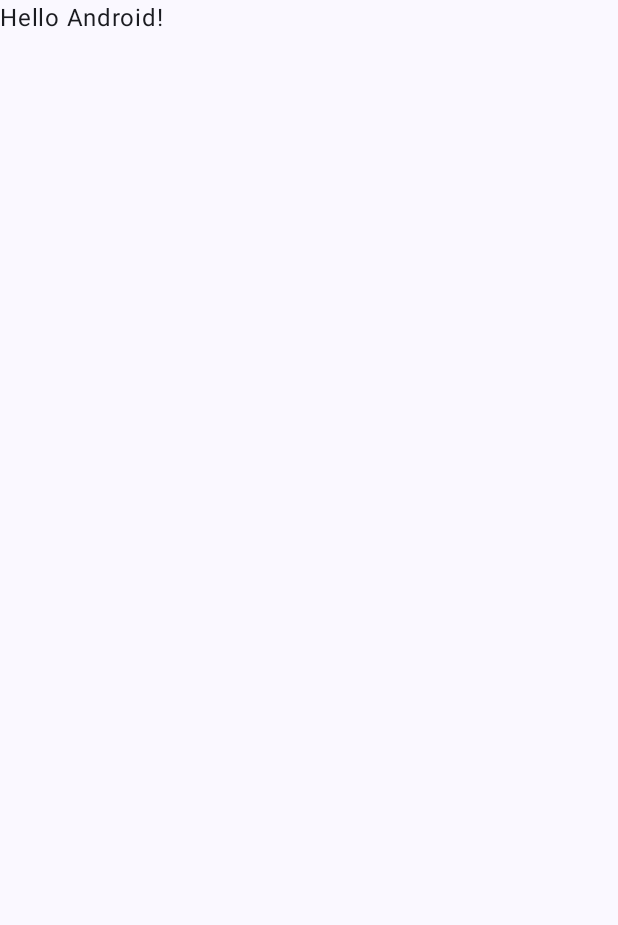
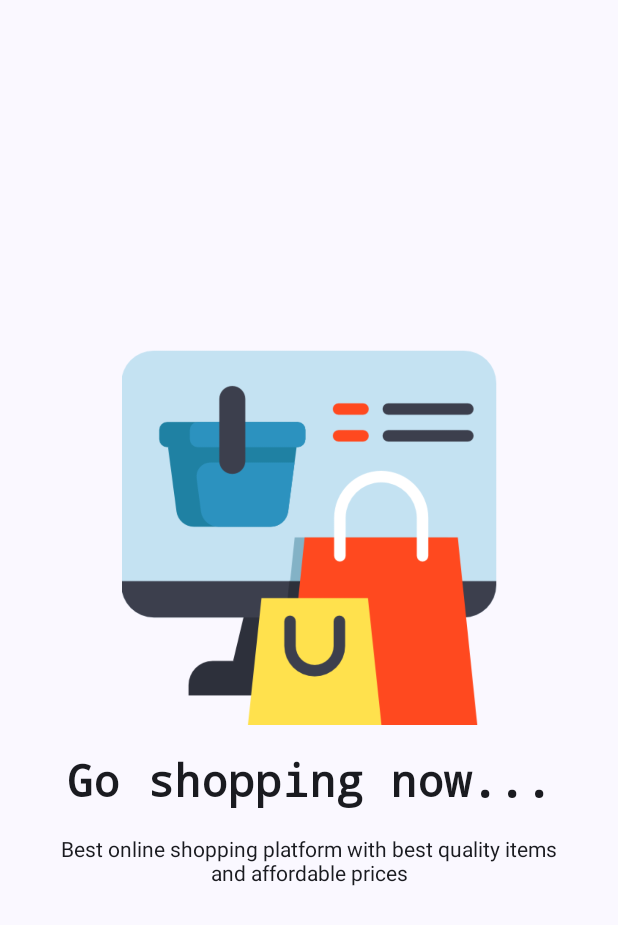
Before and after one commit to addiscodr/easy-shop, an Android app built with Jetpack Compose: the screen it shows after launch (MainActivity), on a phone screen of 412 x 824 dp. Before the commit the part shown is almost empty. Shown: the top 925 px of the screen. Run offline under Robolectric (Android 15) with nearby library versions, the phone set to English and light mode, and no system bars.

Commit message:
Add AppNavigation.kt, AuthScreen.kt, and a shopping banner to the codebase; Modify MainActivity.kt

```diff
--- a/app/build.gradle.kts
+++ b/app/build.gradle.kts
@@ -45,6 +45,7 @@ dependencies {
     implementation(libs.androidx.compose.ui.tooling.preview)
     implementation(libs.androidx.core.ktx)
     implementation(libs.androidx.lifecycle.runtime.ktx)
+    implementation(libs.androidx.navigation.compose)
     testImplementation(libs.junit)
     androidTestImplementation(platform(libs.androidx.compose.bom))
     androidTestImplementation(libs.androidx.compose.ui.test.junit4)
--- /dev/null
+++ b/app/src/main/java/com/addiscodr/easyshop/AppNavigation.kt
@@ -0,0 +1,26 @@
+package com.addiscodr.easyshop
+
+import androidx.compose.runtime.Composable
+import androidx.compose.ui.Modifier
+import androidx.navigation.compose.NavHost
+import androidx.navigation.compose.composable
+import androidx.navigation.compose.rememberNavController
+import com.addiscodr.easyshop.screens.AuthScreen
+
+@Composable
+fun AppNavigation(modifier: Modifier = Modifier){
+
+    val navController = rememberNavController()
+
+    NavHost(
+        navController = navController,
+        startDestination = "auth"
+    ){
+        composable(route = "auth"){
+            AuthScreen(modifier)
+        }
+
+
+    }
+
+}
--- a/app/src/main/java/com/addiscodr/easyshop/MainActivity.kt
+++ b/app/src/main/java/com/addiscodr/easyshop/MainActivity.kt
@@ -20,28 +20,9 @@ class MainActivity : ComponentActivity() {
         setContent {
             EasyShopTheme {
                 Scaffold(modifier = Modifier.fillMaxSize()) { innerPadding ->
-                    Greeting(
-                        name = "Android",
-                        modifier = Modifier.padding(innerPadding)
-                    )
+                    AppNavigation(Modifier.padding(innerPadding))
                 }
             }
         }
     }
 }
-
-@Composable
-fun Greeting(name: String, modifier: Modifier = Modifier) {
-    Text(
-        text = "Hello $name!",
-        modifier = modifier
-    )
-}
-
-@Preview(showBackground = true)
-@Composable
-fun GreetingPreview() {
-    EasyShopTheme {
-        Greeting("Android")
-    }
-}
--- /dev/null
+++ b/app/src/main/java/com/addiscodr/easyshop/screens/AuthScreen.kt
@@ -0,0 +1,58 @@
+package com.addiscodr.easyshop.screens
+
+import androidx.compose.foundation.Image
+import androidx.compose.foundation.layout.Arrangement
+import androidx.compose.foundation.layout.Column
+import androidx.compose.foundation.layout.Spacer
+import androidx.compose.foundation.layout.fillMaxSize
+import androidx.compose.foundation.layout.fillMaxWidth
+import androidx.compose.foundation.layout.height
+import androidx.compose.foundation.layout.padding
+import androidx.compose.material3.Text
+import androidx.compose.runtime.Composable
+import androidx.compose.ui.Alignment
+import androidx.compose.ui.Modifier
+import androidx.compose.ui.res.painterResource
+import androidx.compose.ui.text.TextStyle
+import androidx.compose.ui.text.font.FontFamily
+import androidx.compose.ui.text.font.FontWeight
+import androidx.compose.ui.text.style.TextAlign
+import androidx.compose.ui.unit.dp
+import androidx.compose.ui.unit.sp
+import com.addiscodr.easyshop.R
+
+@Composable
+fun AuthScreen(modifier: Modifier = Modifier){
+    Column(
+        modifier = Modifier.fillMaxSize()
+            .padding(32.dp),
+        verticalArrangement = Arrangement.Center,
+        horizontalAlignment = Alignment.CenterHorizontally
+    ) {
+        Image(
+            painter = painterResource(R.drawable.shopping),
+            contentDescription = "Banner",
+            modifier = Modifier
+                .fillMaxWidth()
+                .height(250.dp))
+        Spacer(modifier = Modifier.height(20.dp))
+        Text(text = "Go shopping now...",
+            style = TextStyle(
+                fontSize = 30.sp,
+                fontFamily = FontFamily.Monospace,
+                fontWeight = FontWeight.SemiBold,
+                textAlign = TextAlign.Center
+
+            ))
+        Spacer(modifier = Modifier.height(20.dp))
+
+        Text(text = "Best online shopping platform with best quality items and affordable prices",
+            style = TextStyle(
+
+                textAlign = TextAlign.Center
+
+            ))
+
+
+    }
+}
--- a/gradle/libs.versions.toml
+++ b/gradle/libs.versions.toml
@@ -8,6 +8,7 @@ lifecycleRuntimeKtx = "2.11.0"
 activityCompose = "1.13.0"
 kotlin = "2.2.10"
 composeBom = "2026.02.01"
+navigationCompose = "2.10.2"
 
 [libraries]
 androidx-core-ktx = { group = "androidx.core", name = "core-ktx", version.ref = "coreKtx" }
@@ -24,6 +25,7 @@ androidx-compose-ui-tooling-preview = { group = "androidx.compose.ui", name = "u
 androidx-compose-ui-test-manifest = { group = "androidx.compose.ui", name = "ui-test-manifest" }
 androidx-compose-ui-test-junit4 = { group = "androidx.compose.ui", name = "ui-test-junit4" }
 androidx-compose-material3 = { group = "androidx.compose.material3", name = "material3" }
+androidx-navigation-compose = { group = "androidx.navigation", name = "navigation-compose", version.ref = "navigationCompose" }
 
 [plugins]
 android-application = { id = "com.android.application", version.ref = "agp" }
```
Also changed, not shown: app/src/main/res/drawable/shopping.png (added).
